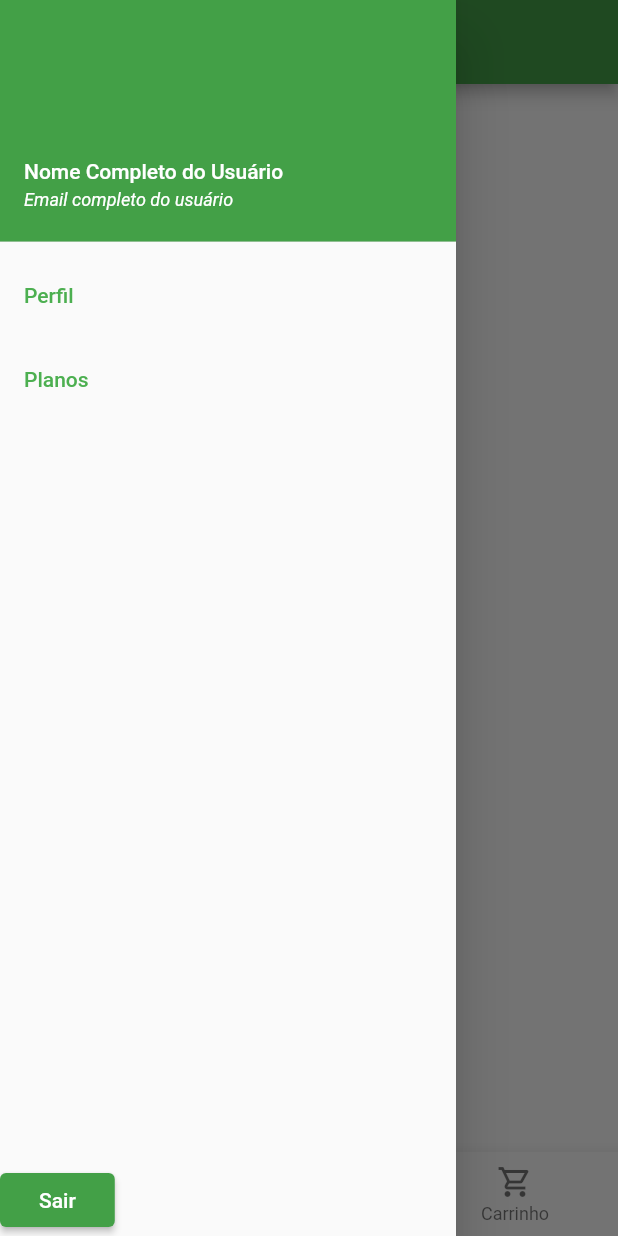
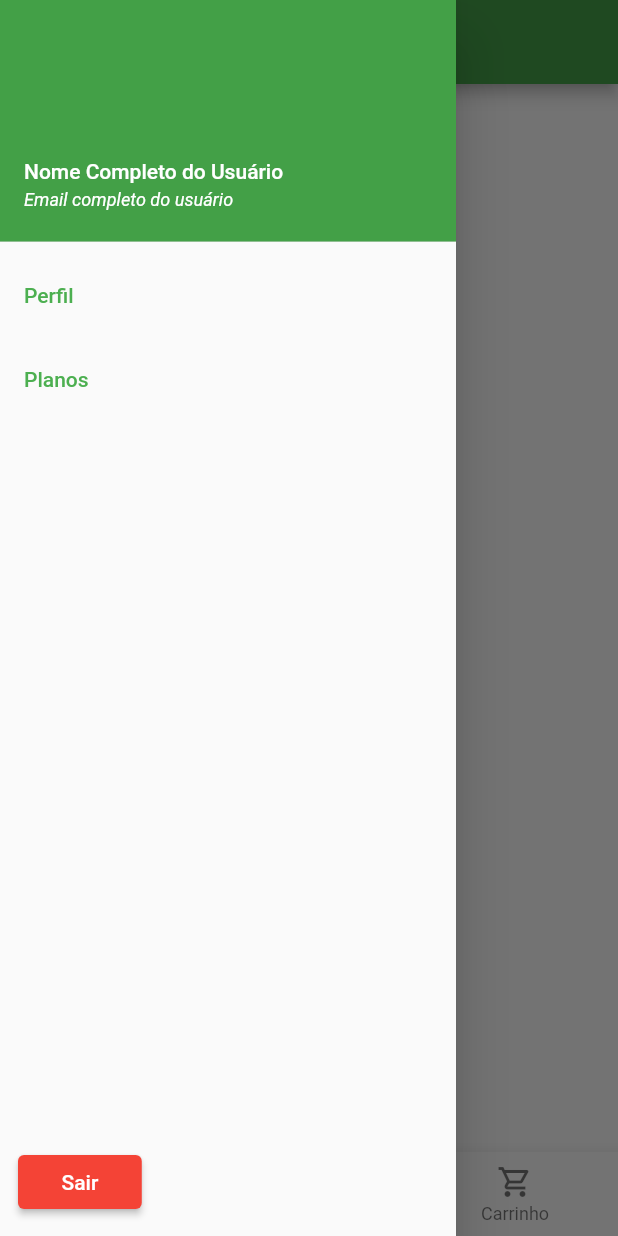
Before and after one commit to cadupereira21/SI700-Mobile, a Flutter app: the HomePage screen opened directly, with the side drawer open, on a phone screen of 412 x 824 dp. Run offline on Flutter 3.47's test engine with Material 2 defaults, Android fonts, the phone set to English and light mode, and no system bars; our stand-ins replace dio, flutter_bloc, mask_text_input_formatter; missing offline and left inert: dart:ffi; network calls fail.

Commit message:
Changed logout button position and color

```diff
--- a/app_seu_madeu_sucos/lib/View/HomePage.dart
+++ b/app_seu_madeu_sucos/lib/View/HomePage.dart
@@ -71,14 +71,20 @@ class _HomePageState extends State<HomePage> {
           Expanded(
             child: Align(
               alignment: Alignment.bottomLeft,
+              child: Container(
+                margin: const EdgeInsets.all(12.0),
                 child: ElevatedButton(
+                  style: ButtonStyle(
+                    backgroundColor: MaterialStateProperty.all(Colors.red),
+                  ),
                   onPressed: (){
                     UserMonitorBloc accessBloc = BlocProvider.of<UserMonitorBloc>(context);
                     accessBloc.add(LogOutButtonClick());
                   },
                   child: const Padding(
-                  padding: EdgeInsets.symmetric(horizontal: 10.0, vertical: 8.0),
+                    padding: EdgeInsets.symmetric(horizontal: 13.0, vertical: 10.0),
                     child: Text("Sair"),
+                  ),
                 ),
               ),
             ),
```
Lines whose indentation alone changed are shown as unchanged.
